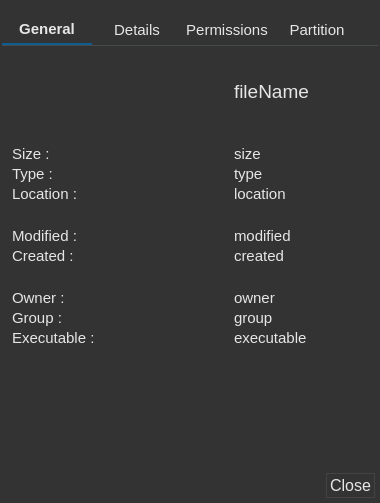
This is app/corefm/propertiesw.ui in rahmanshaber/corebox as Qt 5 draws it before an edit. The edited form follows.
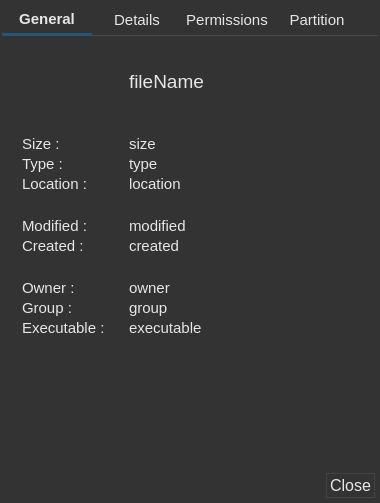
This is the edited form. Icons and pictures are not drawn.

```diff
--- a/app/corefm/propertiesw.ui
+++ b/app/corefm/propertiesw.ui
@@ -38,7 +38,7 @@
     <number>2</number>
    </property>
    <property name="topMargin">
-    <number>20</number>
+    <number>10</number>
    </property>
    <property name="rightMargin">
     <number>2</number>
@@ -87,7 +87,7 @@
       </attribute>
       <layout class="QGridLayout" name="gridLayout_3">
        <property name="leftMargin">
-        <number>10</number>
+        <number>20</number>
        </property>
        <property name="topMargin">
         <number>10</number>
@@ -298,6 +298,12 @@
        </item>
        <item row="3" column="2">
         <widget class="QLabel" name="size">
+         <property name="sizePolicy">
+          <sizepolicy hsizetype="Expanding" vsizetype="Preferred">
+           <horstretch>0</horstretch>
+           <verstretch>0</verstretch>
+          </sizepolicy>
+         </property>
          <property name="font">
           <font>
            <pointsize>11</pointsize>
@@ -310,6 +316,12 @@
        </item>
        <item row="5" column="2">
         <widget class="QLabel" name="location">
+         <property name="sizePolicy">
+          <sizepolicy hsizetype="Expanding" vsizetype="Preferred">
+           <horstretch>0</horstretch>
+           <verstretch>0</verstretch>
+          </sizepolicy>
+         </property>
          <property name="font">
           <font>
            <pointsize>11</pointsize>
@@ -325,6 +337,12 @@
        </item>
        <item row="4" column="2">
         <widget class="QLabel" name="type">
+         <property name="sizePolicy">
+          <sizepolicy hsizetype="Expanding" vsizetype="Preferred">
+           <horstretch>0</horstretch>
+           <verstretch>0</verstretch>
+          </sizepolicy>
+         </property>
          <property name="font">
           <font>
            <pointsize>11</pointsize>
@@ -337,6 +355,12 @@
        </item>
        <item row="8" column="2">
         <widget class="QLabel" name="modified">
+         <property name="sizePolicy">
+          <sizepolicy hsizetype="Expanding" vsizetype="Preferred">
+           <horstretch>0</horstretch>
+           <verstretch>0</verstretch>
+          </sizepolicy>
+         </property>
          <property name="font">
           <font>
            <pointsize>11</pointsize>
@@ -349,6 +373,12 @@
        </item>
        <item row="9" column="2">
         <widget class="QLabel" name="created">
+         <property name="sizePolicy">
+          <sizepolicy hsizetype="Expanding" vsizetype="Preferred">
+           <horstretch>0</horstretch>
+           <verstretch>0</verstretch>
+          </sizepolicy>
+         </property>
          <property name="font">
           <font>
            <pointsize>11</pointsize>
@@ -361,6 +391,12 @@
        </item>
        <item row="11" column="2">
         <widget class="QLabel" name="owner">
+         <property name="sizePolicy">
+          <sizepolicy hsizetype="Expanding" vsizetype="Preferred">
+           <horstretch>0</horstretch>
+           <verstretch>0</verstretch>
+          </sizepolicy>
+         </property>
          <property name="font">
           <font>
            <pointsize>11</pointsize>
@@ -373,6 +409,12 @@
        </item>
        <item row="12" column="2">
         <widget class="QLabel" name="group">
+         <property name="sizePolicy">
+          <sizepolicy hsizetype="Expanding" vsizetype="Preferred">
+           <horstretch>0</horstretch>
+           <verstretch>0</verstretch>
+          </sizepolicy>
+         </property>
          <property name="font">
           <font>
            <pointsize>11</pointsize>
@@ -385,6 +427,12 @@
        </item>
        <item row="13" column="2">
         <widget class="QLabel" name="executable">
+         <property name="sizePolicy">
+          <sizepolicy hsizetype="Expanding" vsizetype="Preferred">
+           <horstretch>0</horstretch>
+           <verstretch>0</verstretch>
+          </sizepolicy>
+         </property>
          <property name="font">
           <font>
            <pointsize>11</pointsize>
@@ -397,6 +445,12 @@
        </item>
        <item row="0" column="2">
         <widget class="QLabel" name="fileName">
+         <property name="sizePolicy">
+          <sizepolicy hsizetype="Expanding" vsizetype="Preferred">
+           <horstretch>0</horstretch>
+           <verstretch>0</verstretch>
+          </sizepolicy>
+         </property>
          <property name="font">
           <font>
            <pointsize>14</pointsize>
```
Left out of the diff: 8 changed lines with no effect on the pictures.
